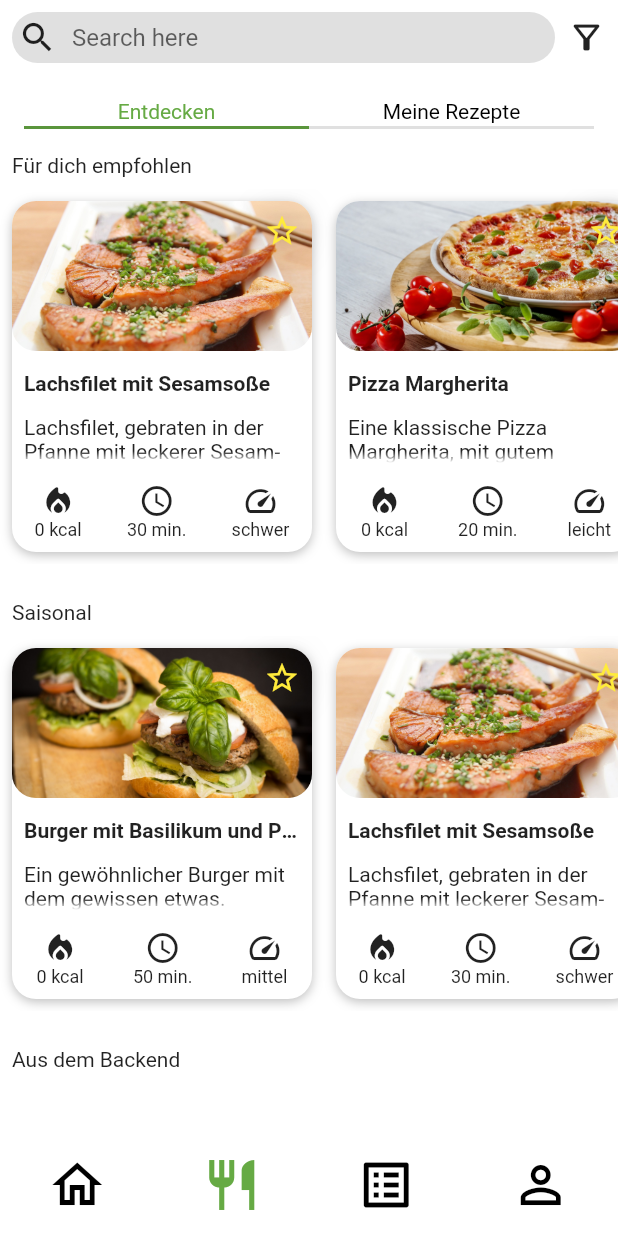
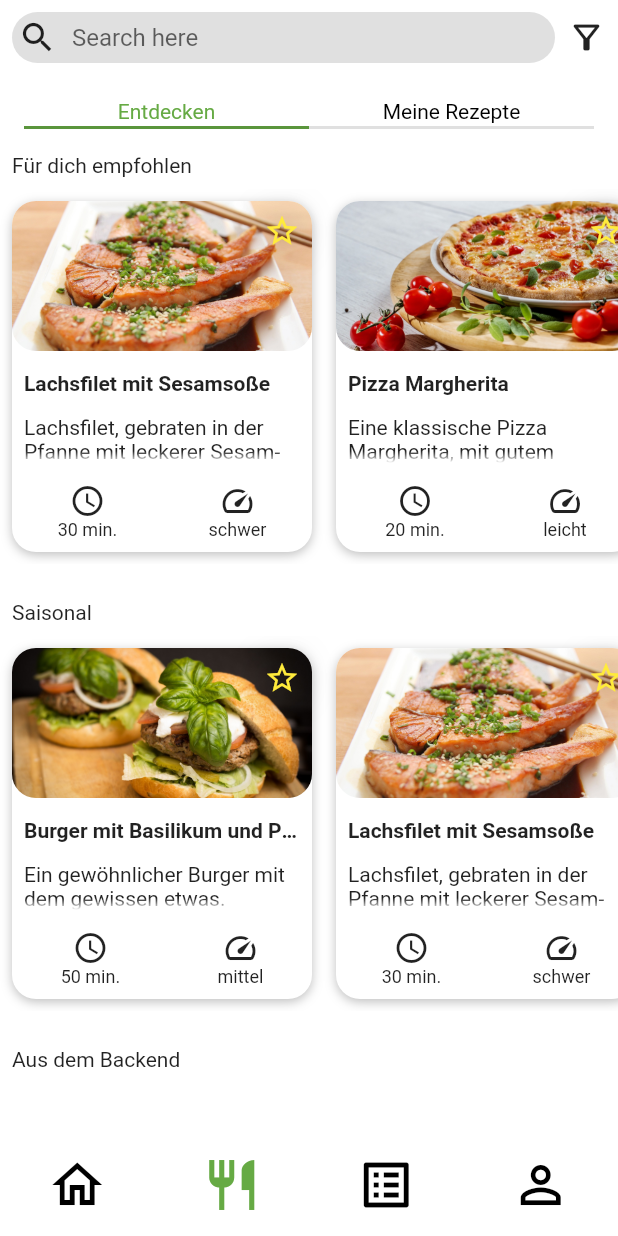
Before and after one commit to kit-recipe-app/front-end, a Flutter app: the screen it shows once a user with an empty profile is signed in, item 2 of the bottom bar chosen, on a phone screen of 412 x 824 dp. Run offline on Flutter 3.47's test engine with Material 2 defaults, Android fonts, the light colour scheme and no system bars; our stand-ins replace dropdown_button2, firebase_auth, firebase_core, font_awesome_flutter, google_sign_in, image_picker and 2 more; missing offline and left inert: searchable_listview; accounts and stored records are empty; network calls fail.

Commit message:
fixed null error on recipe calorie-value

```diff
--- a/flutter_frontend_recipes/lib/pages/recipes/recipe_preview_exploring.dart
+++ b/flutter_frontend_recipes/lib/pages/recipes/recipe_preview_exploring.dart
@@ -184,6 +184,7 @@ class _RecipeAppRecipePreviewExploringState
 
   Widget getIconBar() {
     List<Widget> availableValues = [];
+    if (widget.recipe.calories != null) {
       availableValues.add(
         Column(
           children: [
@@ -197,6 +198,7 @@ class _RecipeAppRecipePreviewExploringState
           ],
         ),
       );
+    }
     if (widget.recipe.time != null) {
       availableValues.add(
         Column(
--- a/flutter_frontend_recipes/lib/types/recipe.dart
+++ b/flutter_frontend_recipes/lib/types/recipe.dart
@@ -11,7 +11,7 @@ class RARecipe {
   int? time;
   String? difficulty;
   bool favorite;
-  int calories;
+  int? calories;
 
   RARecipe(
       {required this.picture,
@@ -19,7 +19,7 @@ class RARecipe {
       required this.description,
       required this.ingredients,
       required this.manual,
-      this.calories = 0,
+      this.calories,
       this.id = "",
       this.favorite = false,
       this.tags,
```
Lines whose indentation alone changed are shown as unchanged.
